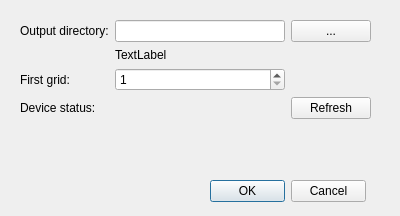
Before: the Qt Designer form geophys_ImportData_base.ui in arthurHamel/Geophysics-tools, drawn with Qt 5.
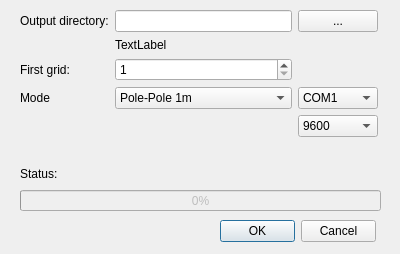
After: the same form once the commit is applied.

Commit message: downloading interface for 1+2*0.5 arrays

Patch:
```diff
--- a/geophys_ImportData_base.ui
+++ b/geophys_ImportData_base.ui
@@ -7,7 +7,7 @@
     <x>0</x>
     <y>0</y>
     <width>400</width>
-    <height>216</height>
+    <height>254</height>
    </rect>
   </property>
   <property name="windowTitle">
@@ -17,12 +17,53 @@
    <property name="geometry">
     <rect>
      <x>20</x>
-     <y>20</y>
-     <width>351</width>
-     <height>141</height>
+     <y>10</y>
+     <width>358</width>
+     <height>171</height>
     </rect>
    </property>
    <layout class="QGridLayout" name="gridLayout">
+    <item row="8" column="0">
+     <widget class="QLabel" name="label_4">
+      <property name="text">
+       <string>Status:</string>
+      </property>
+     </widget>
+    </item>
+    <item row="0" column="1">
+     <widget class="QLineEdit" name="lineEdit"/>
+    </item>
+    <item row="5" column="1">
+     <layout class="QHBoxLayout" name="horizontalLayout">
+      <item>
+       <widget class="QComboBox" name="mode">
+        <item>
+         <property name="text">
+          <string>Pole-Pole 1m</string>
+         </property>
+        </item>
+        <item>
+         <property name="text">
+          <string>Pole-Pole 1m + 2x0.5m</string>
+         </property>
+        </item>
+       </widget>
+      </item>
+     </layout>
+    </item>
+    <item row="7" column="0">
+     <spacer name="verticalSpacer">
+      <property name="orientation">
+       <enum>Qt::Vertical</enum>
+      </property>
+      <property name="sizeHint" stdset="0">
+       <size>
+        <width>20</width>
+        <height>40</height>
+       </size>
+      </property>
+     </spacer>
+    </item>
     <item row="2" column="1">
      <widget class="QSpinBox" name="firstGrid">
       <property name="minimum">
@@ -33,30 +74,6 @@
       </property>
      </widget>
     </item>
-    <item row="3" column="0">
-     <widget class="QLabel" name="label_4">
-      <property name="text">
-       <string>Device status:</string>
-      </property>
-     </widget>
-    </item>
-    <item row="0" column="0">
-     <widget class="QLabel" name="label">
-      <property name="text">
-       <string>Output directory:</string>
-      </property>
-     </widget>
-    </item>
-    <item row="0" column="1">
-     <widget class="QLineEdit" name="lineEdit"/>
-    </item>
-    <item row="0" column="2">
-     <widget class="QPushButton" name="selectFolderBtn">
-      <property name="text">
-       <string>...</string>
-      </property>
-     </widget>
-    </item>
     <item row="1" column="1">
      <widget class="QLabel" name="warning">
       <property name="maximumSize">
@@ -70,6 +87,49 @@
       </property>
      </widget>
     </item>
+    <item row="0" column="2">
+     <widget class="QPushButton" name="selectFolderBtn">
+      <property name="text">
+       <string>...</string>
+      </property>
+     </widget>
+    </item>
+    <item row="0" column="0">
+     <widget class="QLabel" name="label">
+      <property name="text">
+       <string>Output directory:</string>
+      </property>
+     </widget>
+    </item>
+    <item row="6" column="2">
+     <widget class="QComboBox" name="baud">
+      <item>
+       <property name="text">
+        <string>9600</string>
+       </property>
+      </item>
+      <item>
+       <property name="text">
+        <string>19200</string>
+       </property>
+      </item>
+      <item>
+       <property name="text">
+        <string>38400</string>
+       </property>
+      </item>
+      <item>
+       <property name="text">
+        <string>57600</string>
+       </property>
+      </item>
+      <item>
+       <property name="text">
+        <string>115200</string>
+       </property>
+      </item>
+     </widget>
+    </item>
     <item row="2" column="0">
      <widget class="QLabel" name="label_3">
       <property name="text">
@@ -77,28 +137,44 @@
       </property>
      </widget>
     </item>
-    <item row="4" column="0">
-     <spacer name="verticalSpacer">
-      <property name="orientation">
-       <enum>Qt::Vertical</enum>
-      </property>
-      <property name="sizeHint" stdset="0">
-       <size>
-        <width>20</width>
-        <height>40</height>
-       </size>
-      </property>
-     </spacer>
-    </item>
-    <item row="3" column="2">
-     <widget class="QPushButton" name="refreshBtn">
+    <item row="5" column="0">
+     <widget class="QLabel" name="label_2">
       <property name="text">
-       <string>Refresh</string>
+       <string>Mode</string>
       </property>
      </widget>
     </item>
-    <item row="3" column="1">
-     <widget class="QLabel" name="deviceStatus">
+    <item row="5" column="2">
+     <widget class="QComboBox" name="com">
+      <item>
+       <property name="text">
+        <string>COM1</string>
+       </property>
+      </item>
+      <item>
+       <property name="text">
+        <string>COM2</string>
+       </property>
+      </item>
+      <item>
+       <property name="text">
+        <string>COM3</string>
+       </property>
+      </item>
+      <item>
+       <property name="text">
+        <string>COM4</string>
+       </property>
+      </item>
+      <item>
+       <property name="text">
+        <string>COM5</string>
+       </property>
+      </item>
+     </widget>
+    </item>
+    <item row="8" column="1">
+     <widget class="QLabel" name="status">
       <property name="text">
        <string/>
       </property>
@@ -109,8 +185,8 @@
   <widget class="QDialogButtonBox" name="buttonBox">
    <property name="geometry">
     <rect>
-     <x>210</x>
-     <y>180</y>
+     <x>220</x>
+     <y>220</y>
      <width>156</width>
      <height>23</height>
     </rect>
@@ -119,6 +195,22 @@
     <set>QDialogButtonBox::Cancel|QDialogButtonBox::Ok</set>
    </property>
   </widget>
+  <widget class="QProgressBar" name="progressBar">
+   <property name="enabled">
+    <bool>false</bool>
+   </property>
+   <property name="geometry">
+    <rect>
+     <x>20</x>
+     <y>190</y>
+     <width>361</width>
+     <height>21</height>
+    </rect>
+   </property>
+   <property name="value">
+    <number>0</number>
+   </property>
+  </widget>
  </widget>
  <resources/>
  <connections/>
```
The commit also changes 2 other files.
